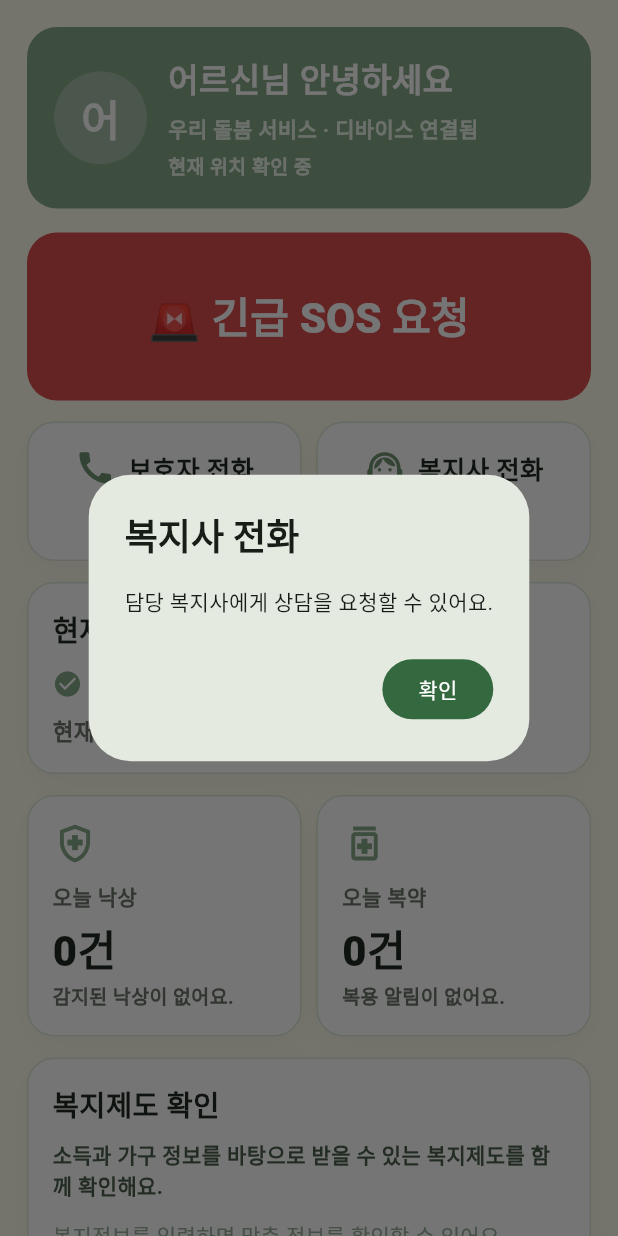
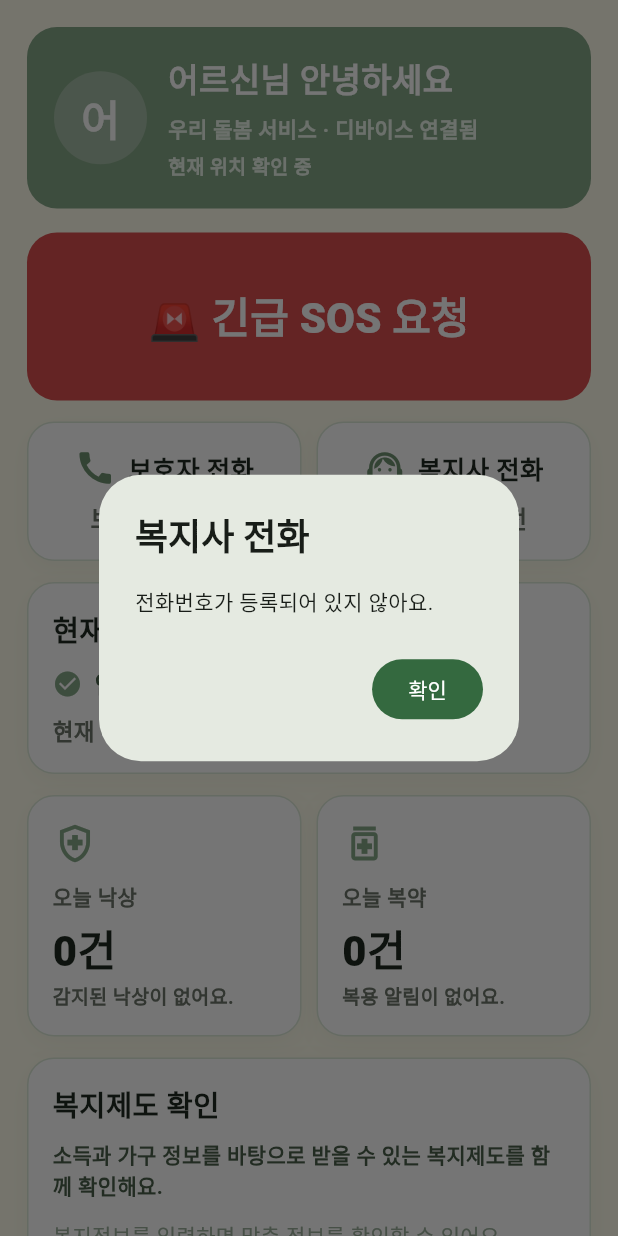
Before and after one commit to yuna830/nuri, a Flutter app: the _HomeBody widget shown alone on an empty page, opened directly with empty values, after a tap on "복지사 전화", on a phone screen of 412 x 824 dp. Run offline on Flutter 3.47's test engine with Material 3 defaults, Android fonts, the phone set to English and light mode, and no system bars; our stand-ins replace camera, flutter_dotenv, geolocator, image_picker, shared_preferences; missing offline and left inert: kakao_map_plugin, kakao_map_sdk; accounts and stored records are empty; network calls fail.

Commit message:
사용자 앱 전화 연결
사용자 앱 전화 연결

```diff
--- a/woori_senior_app/lib/features/home/senior_home_screen.dart
+++ b/woori_senior_app/lib/features/home/senior_home_screen.dart
@@ -1,6 +1,7 @@
 import 'dart:async';
 
 import 'package:flutter/material.dart';
+import 'package:flutter/services.dart';
 
 import '../../core/api/senior_api.dart';
 import '../../core/config/app_config.dart';
@@ -565,6 +566,8 @@ class _HomeBody extends StatelessWidget {
 
     final guardianSummary = _guardianSummary(profile);
     final workerSummary = _workerSummary(profile);
+    final guardianPhone = _textFrom(profile, ['guardianPhone'], '');
+    final workerPhone = _textFrom(profile, ['socialWorkerPhone'], '');
     final medicineCount = _medicineCount(data.alerts);
 
     return RefreshIndicator(
@@ -589,8 +592,7 @@ class _HomeBody extends StatelessWidget {
                     icon: Icons.call,
                     title: '보호자 전화',
                     subtitle: guardianSummary,
-                    onTap: () => _showInfo(context, '보호자 전화',
-                        '전화 앱에서 보호자에게 연락해주세요.'),
+                    onTap: () => _callPhone(context, guardianPhone, '보호자'),
                   ),
                 ),
                 const SizedBox(width: 10),
@@ -599,8 +601,7 @@ class _HomeBody extends StatelessWidget {
                     icon: Icons.support_agent,
                     title: '복지사 전화',
                     subtitle: workerSummary,
-                    onTap: () => _showInfo(context, '복지사 전화',
-                        '담당 복지사에게 상담을 요청할 수 있어요.'),
+                    onTap: () => _callPhone(context, workerPhone, '복지사'),
                   ),
                 ),
               ],
@@ -654,6 +655,21 @@ class _HomeBody extends StatelessWidget {
         ],
       ),
     );
+  }
+
+  Future<void> _callPhone(BuildContext context, String phone, String label) async {
+    final number = phone.replaceAll(RegExp(r'[^0-9+]'), '');
+    if (number.isEmpty) {
+      _showInfo(context, '$label 전화', '전화번호가 등록되어 있지 않아요.');
+      return;
+    }
+    try {
+      await const MethodChannel('com.woori/phone').invokeMethod('dial', number);
+    } catch (_) {
+      if (context.mounted) {
+        _showInfo(context, '$label 전화', '전화 앱을 열 수 없어요. ($number)');
+      }
+    }
   }
 
   void _showInfo(BuildContext context, String title, String message) {
```
Also changed, not shown: 2 other files.
